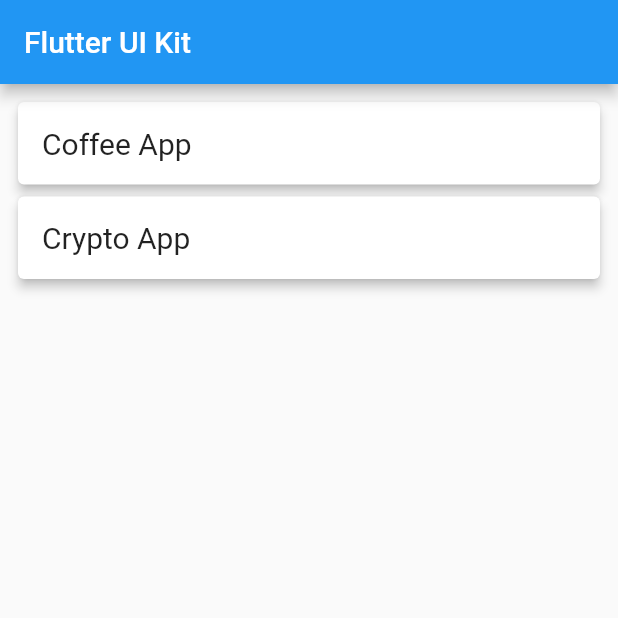
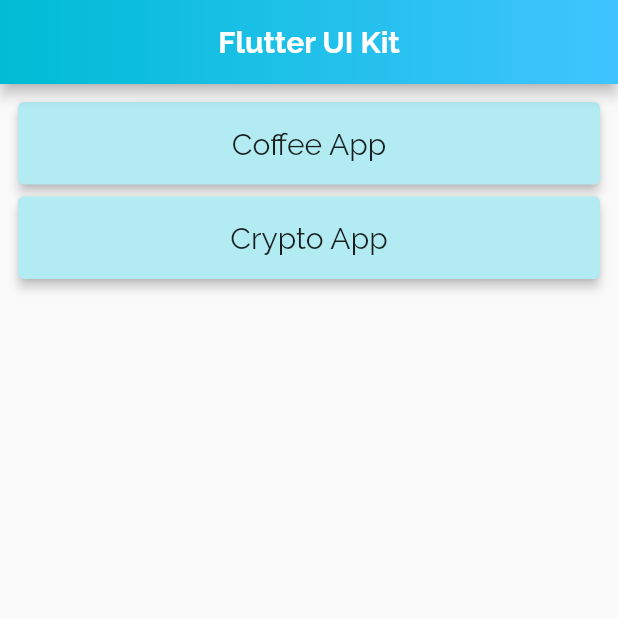
Before and after one commit to chandansgowda/flutter_ui_kit, a Flutter app: the screen it shows after launch, on a phone screen of 412 x 824 dp, the top half of it. Run offline on Flutter 3.47's test engine with Material 2 defaults, Android fonts, the phone set to English and light mode, and no system bars; our stand-ins replace google_fonts.

Commit message:
improved UI

```diff
--- a/flutter_ui_kit/lib/home.dart
+++ b/flutter_ui_kit/lib/home.dart
@@ -1,9 +1,13 @@
 import 'package:flutter/material.dart';
 import 'package:flutter_ui_kit/coffee_app/screens/home_screen.dart';
 import 'package:flutter_ui_kit/crypto_app/screens/home_screen.dart';
+import 'package:google_fonts/google_fonts.dart';
 
+List<Map<String, String>> AppPaths = [
+  {'name': "Coffee App", 'path': CoffeeAppHomeScreen.routeName},
+  {'name': "Crypto App", 'path': CryptoAppHomeScreen.routeName}
+];
 
-List<Map<String, String>> AppPaths=[{'name':"Coffee App",'path':CoffeeAppHomeScreen.routeName},{'name':"Crypto App",'path':CryptoAppHomeScreen.routeName}];
 class HomeScreen extends StatelessWidget {
   const HomeScreen({Key? key}) : super(key: key);
 
@@ -11,14 +15,21 @@ class HomeScreen extends StatelessWidget {
   Widget build(BuildContext context) {
     return Scaffold(
       appBar: AppBar(
-        title: Text("Flutter UI Kit"),
+        title: Text("Flutter UI Kit",
+            style: GoogleFonts.raleway(fontWeight: FontWeight.bold)),
+        centerTitle: true,
+        flexibleSpace: Container(
+          decoration: BoxDecoration(
+              gradient: LinearGradient(
+                  colors: [Colors.cyan, Colors.lightBlueAccent])),
+        ),
       ),
       body: Container(
         child: Padding(
           padding: const EdgeInsets.all(8.0),
           child: ListView(
             children: AppPaths.map((screen) => GestureDetector(
-              onTap: (){
+                  onTap: () {
                     final String path = screen['path'] as String;
                     Navigator.pushNamed(context, path);
                     //Navigator.of(context).pushNamed(path);
@@ -26,9 +37,14 @@ class HomeScreen extends StatelessWidget {
                   child: Card(
                     elevation: 3.0,
                     shadowColor: Colors.black,
+                    color: Colors.cyan.shade100,
                     child: Padding(
                       padding: const EdgeInsets.all(16.0),
-                  child: Text(screen['name'].toString(),style: TextStyle(fontSize: 20),),
+                      child: Center(
+                          child: Text(
+                        screen['name'].toString(),
+                        style: GoogleFonts.raleway(fontSize: 20),
+                      )),
                     ),
                   ),
                 )).toList(),
```
Lines whose indentation alone changed are shown as unchanged.
